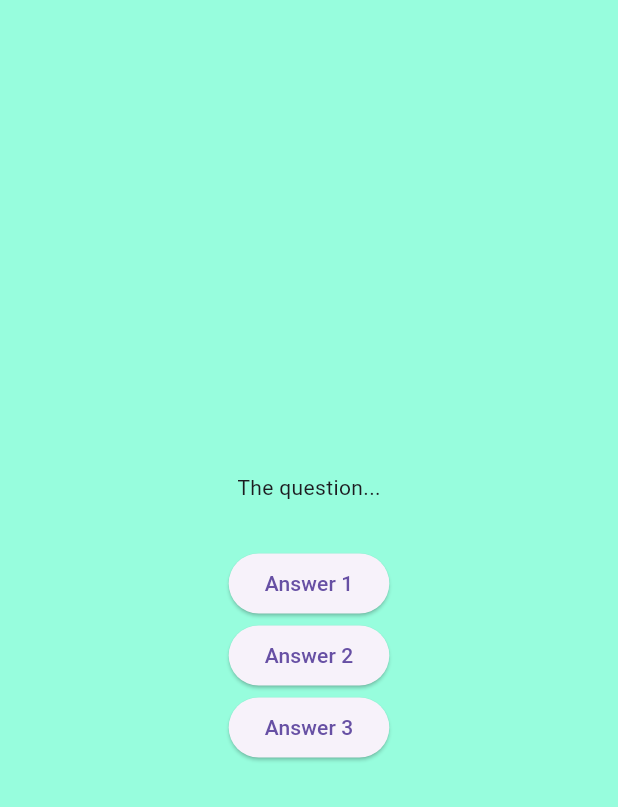
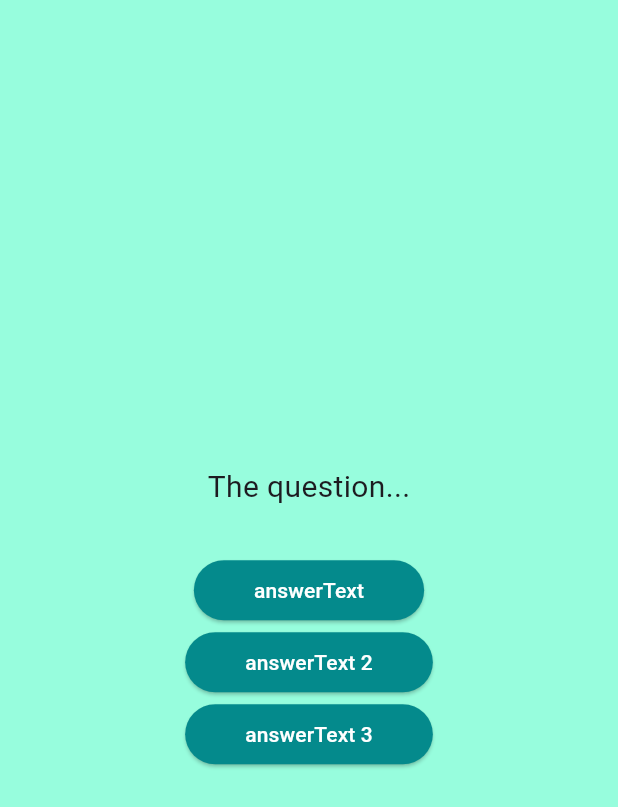
Before and after one commit to jhnnyk/sk8_quiz_app, a Flutter app: the screen it shows after launch, after a tap on "Start Quiz", on a phone screen of 412 x 824 dp. Shown: the top 807 px of the screen. Run offline on Flutter 3.47's test engine with Material 3 defaults, Android fonts, the phone set to English and light mode, and no system bars.

Commit message:
custom answer button widget

```diff
--- /dev/null
+++ b/lib/answer_button.dart
@@ -0,0 +1,30 @@
+import 'package:flutter/material.dart';
+
+class AnswerButton extends StatelessWidget {
+  const AnswerButton({
+    super.key,
+    required this.answerText,
+    required this.onTap,
+  });
+  final String answerText;
+  final void Function() onTap;
+
+  @override
+  Widget build(BuildContext context) {
+    return ElevatedButton(
+      onPressed: onTap,
+      style: ElevatedButton.styleFrom(
+        padding: const EdgeInsets.symmetric(
+          vertical: 10,
+          horizontal: 40,
+        ),
+        backgroundColor: const Color.fromARGB(255, 4, 138, 140),
+        foregroundColor: Colors.white,
+        shape: RoundedRectangleBorder(
+          borderRadius: BorderRadius.circular(40),
+        ),
+      ),
+      child: Text(answerText),
+    );
+  }
+}
--- a/lib/questions_screen.dart
+++ b/lib/questions_screen.dart
@@ -1,4 +1,5 @@
 import 'package:flutter/material.dart';
+import 'package:sk8_quiz_app/answer_button.dart';
 
 class QuestionsScreen extends StatefulWidget {
   const QuestionsScreen({super.key});
@@ -15,25 +16,29 @@
     return SizedBox(
       // as an alternative to the Center widget
       // you can use SizedBox and set the width
+      // then set the mainAxisAlignment on the column
       width: double.infinity,
       child: Column(
         mainAxisAlignment: MainAxisAlignment.center,
         children: [
-          const Text('The question...'),
+          const Text(
+            'The question...',
+            style: TextStyle(fontSize: 20),
+          ),
           const SizedBox(
             height: 30,
           ),
-          ElevatedButton(
-            onPressed: () {},
-            child: const Text('Answer 1'),
+          AnswerButton(
+            answerText: 'answerText',
+            onTap: () {},
           ),
-          ElevatedButton(
-            onPressed: () {},
-            child: const Text('Answer 2'),
+          AnswerButton(
+            answerText: 'answerText 2',
+            onTap: () {},
           ),
-          ElevatedButton(
-            onPressed: () {},
-            child: const Text('Answer 3'),
+          AnswerButton(
+            answerText: 'answerText 3',
+            onTap: () {},
           ),
         ],
       ),
```
